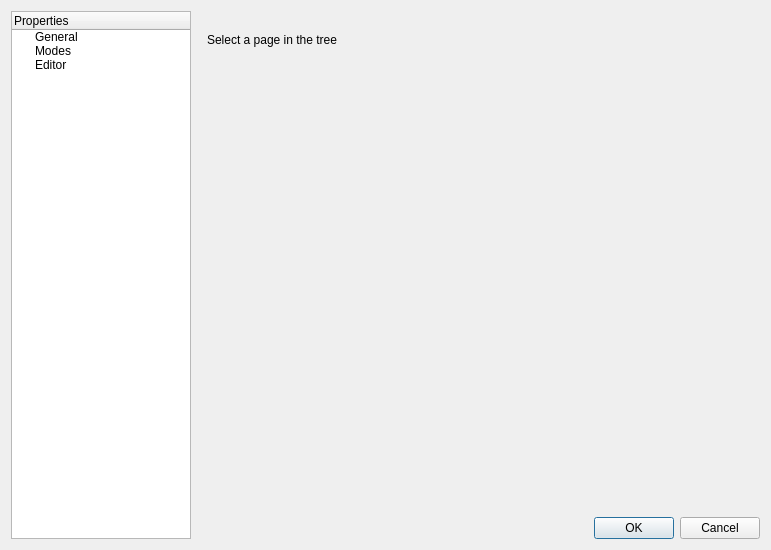
Above: enki/ui/UISettings.ui from andreikop/enki before the change. Below: the same form after it.
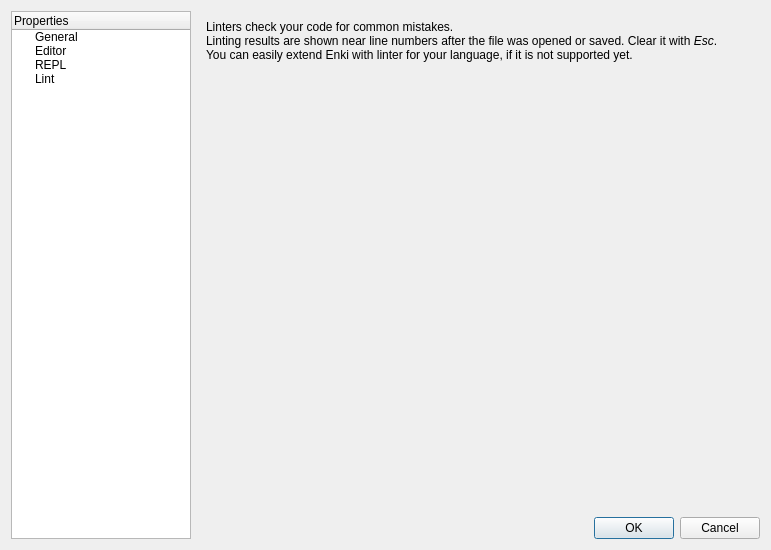
That is the form after the change.

Patch:
```diff
--- a/enki/ui/UISettings.ui
+++ b/enki/ui/UISettings.ui
@@ -41,16 +41,21 @@
        <string>General</string>
       </property>
      </item>
-     <item>
-      <property name="text">
-       <string>Modes</string>
-      </property>
-     </item>
      <item>
       <property name="text">
        <string>Editor</string>
       </property>
      </item>
+     <item>
+      <property name="text">
+       <string>REPL</string>
+      </property>
+     </item>
+     <item>
+      <property name="text">
+       <string>Lint</string>
+      </property>
+     </item>
     </widget>
    </item>
    <item>
@@ -61,7 +66,7 @@
         <bool>true</bool>
        </property>
        <property name="currentIndex">
-        <number>1</number>
+        <number>2</number>
        </property>
        <widget class="QWidget" name="pGeneral">
         <layout class="QVBoxLayout" name="verticalLayout_6">
@@ -172,7 +177,34 @@
          </property>
         </widget>
        </widget>
-       <widget class="QWidget" name="pModes">
+       <widget class="QWidget" name="pLint">
+        <layout class="QVBoxLayout" name="verticalLayout_2">
+         <item>
+          <widget class="QLabel" name="label">
+           <property name="text">
+            <string>&lt;html&gt;&lt;head/&gt;&lt;body&gt;&lt;p&gt;Linters check your code for common mistakes.&lt;br/&gt;Linting results are shown near line numbers after the file was opened or saved. Clear it with &lt;span style=&quot; font-style:italic;&quot;&gt;Esc&lt;/span&gt;.&lt;br/&gt;You can easily extend Enki with linter for your language, if it is not supported yet.&lt;/p&gt;&lt;/body&gt;&lt;/html&gt;</string>
+           </property>
+           <property name="wordWrap">
+            <bool>true</bool>
+           </property>
+          </widget>
+         </item>
+         <item>
+          <spacer name="verticalSpacer">
+           <property name="orientation">
+            <enum>Qt::Vertical</enum>
+           </property>
+           <property name="sizeHint" stdset="0">
+            <size>
+             <width>20</width>
+             <height>435</height>
+            </size>
+           </property>
+          </spacer>
+         </item>
+        </layout>
+       </widget>
+       <widget class="QWidget" name="pRepl">
         <layout class="QVBoxLayout" name="verticalLayout_14">
          <item>
           <widget class="QLabel" name="label_6">
```
Left out of the diff: 5 changed lines with no effect on the pictures.
